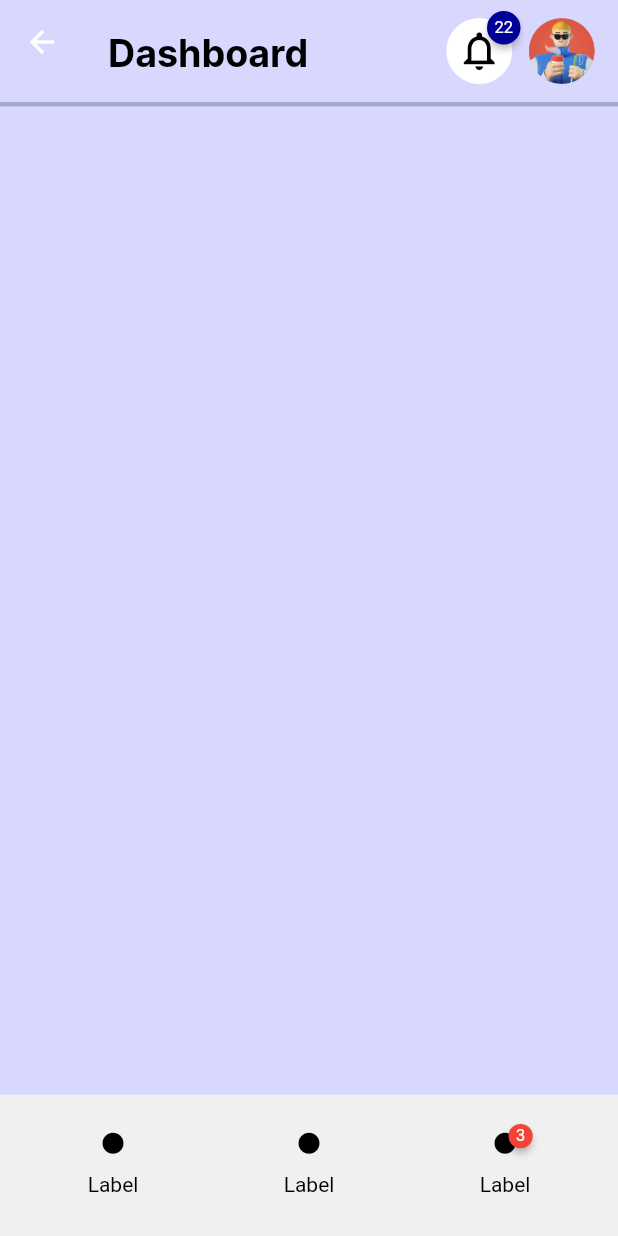
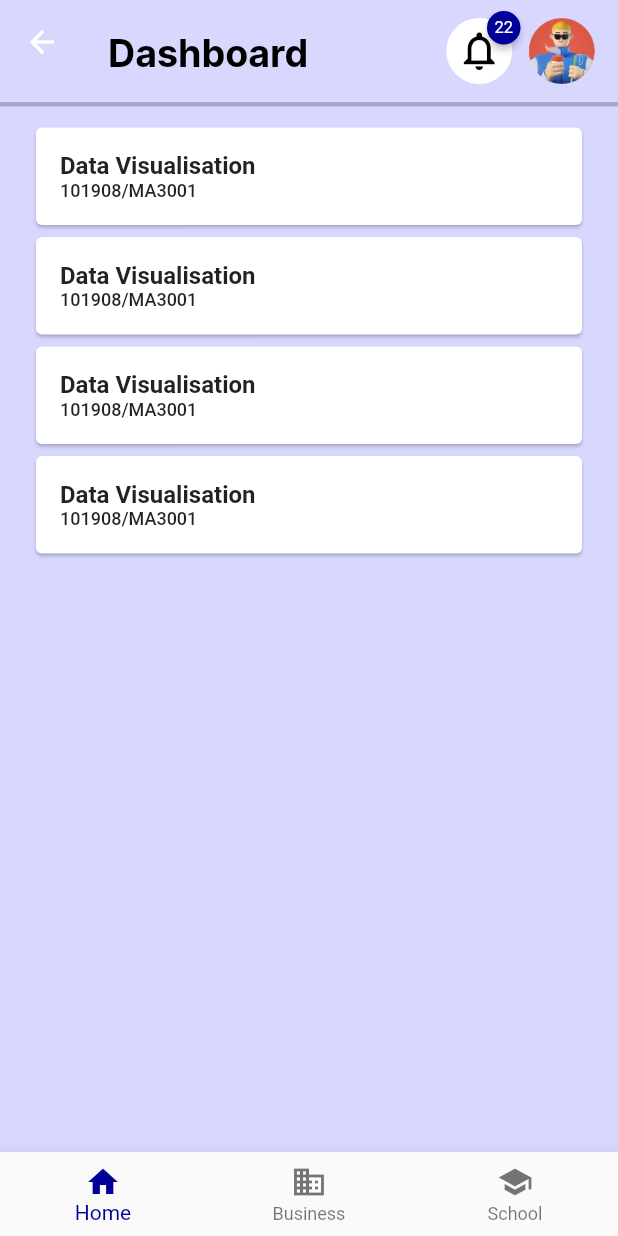
Before and after one commit to UnparallelStudios/Activv, a Flutter app: the Dashboard screen opened by its route, on a phone screen of 412 x 824 dp. Run offline on Flutter 3.47's test engine with Material 2 defaults, Android fonts, the phone set to English and light mode, and no system bars; drawn by our look-alikes of badges; our stand-ins replace flutter_spinkit.

Commit message:
modified navbar changed charts

```diff
--- a/lib/dashboard.dart
+++ b/lib/dashboard.dart
@@ -1,3 +1,4 @@
+import 'package:activv/widgets/chart.dart';
 import 'package:flutter/material.dart';
 import 'package:badges/badges.dart' as badges;
 
@@ -6,12 +7,36 @@ void main() => runApp(const MaterialApp(
       debugShowCheckedModeBanner: false,
     ));
 
-class Dashboard extends StatelessWidget {
+class Dashboard extends StatefulWidget {
   const Dashboard({super.key});
+
+  @override
+  State<Dashboard> createState() => _DashboardState();
+}
+
+class _DashboardState extends State<Dashboard> {
+  int _selectedIndex = 0;
+
+  void _onItemTapped(int index) {
+    setState(() {
+      _selectedIndex = index;
+    });
+  }
 
   @override
   Widget build(BuildContext context) {
     return Scaffold(
+        bottomNavigationBar: BottomNavigationBar(
+          items: const <BottomNavigationBarItem>[
+            BottomNavigationBarItem(icon: Icon(Icons.home), label: "Home"),
+            BottomNavigationBarItem(
+                icon: Icon(Icons.business), label: "Business"),
+            BottomNavigationBarItem(icon: Icon(Icons.school), label: "School")
+          ],
+          currentIndex: _selectedIndex,
+          selectedItemColor: const Color.fromRGBO(0, 0, 153, 1),
+          onTap: _onItemTapped,
+        ),
         appBar: AppBar(
           title: const Padding(
             padding: EdgeInsets.fromLTRB(0.0, 15.0, 0, 0),
@@ -107,98 +132,114 @@ class Dashboard extends StatelessWidget {
               child: Container(
                 padding: const EdgeInsets.fromLTRB(10.0, 10.0, 10.0, 10.0),
                 color: const Color.fromRGBO(216, 216, 255, 1),
+                child: ListView(
+                  children: <Widget>[
+                    Container(
+                      child: card,
+                    ),
+                    Container(
+                      child: card,
+                    ),
+                    Container(
+                      child: card,
+                    ),
+                    Container(
+                      child: card,
+                    )
+                  ],
+                ),
               ),
             ),
-            Expanded(
-              flex: 1,
-              child: Container(
-                  padding: const EdgeInsets.fromLTRB(10.0, 8.5, 10.0, 10.0),
-                  color: const Color.fromRGBO(240, 240, 240, 1),
-                  child: Row(
-                    mainAxisAlignment: MainAxisAlignment.spaceAround,
-                    children: <Widget>[
-                      Column(
-                        children: [
-                          TextButton(
-                            onPressed: () {},
-                            style: TextButton.styleFrom(
-                              foregroundColor:
-                                  const Color.fromARGB(255, 200, 152, 245),
-                              shape: const StadiumBorder(),
-                            ),
-                            child: const Icon(
-                              IconData(0xe105, fontFamily: 'MaterialIcons'),
-                              color: Colors.black,
-                              size: 17,
-                            ),
-                          ),
-                          const Text(
-                            'Label',
-                            style: TextStyle(
-                              color: Colors.black,
-                              height: 0.7,
-                            ),
-                          ),
-                        ],
-                      ),
-                      Column(
-                        children: [
-                          TextButton(
-                            onPressed: () {},
-                            style: TextButton.styleFrom(
-                                foregroundColor:
-                                    const Color.fromARGB(255, 200, 152, 245),
-                                shape: const StadiumBorder()),
-                            child: const Icon(
-                              IconData(0xe105, fontFamily: 'MaterialIcons'),
-                              color: Colors.black,
-                              size: 17,
-                            ),
-                          ),
-                          const Text(
-                            'Label',
-                            style: TextStyle(
-                              color: Colors.black,
-                              height: 0.7,
-                            ),
-                          ),
-                        ],
-                      ),
-                      Column(
-                        children: [
-                          TextButton(
-                            onPressed: () {},
-                            style: TextButton.styleFrom(
-                                foregroundColor:
-                                    const Color.fromARGB(255, 200, 152, 245),
-                                shape: const StadiumBorder()),
-                            child: badges.Badge(
-                              badgeContent: const SizedBox(
-                                  child: Center(
-                                child: Text('3',
-                                    style: TextStyle(
-                                        fontSize: 11, color: Colors.white)),
-                              )),
-                              position: badges.BadgePosition.topEnd(),
-                              child: const Icon(
-                                IconData(0xe105, fontFamily: 'MaterialIcons'),
-                                color: Colors.black,
-                                size: 17,
-                              ),
-                            ),
-                          ),
-                          const Text(
-                            'Label',
-                            style: TextStyle(
-                              color: Colors.black,
-                              height: 0.7,
-                            ),
-                          ),
-                        ],
-                      ),
-                    ],
-                  )),
-            )
+            // Expanded(
+            //   flex: 1,
+            //   child: Container(
+            //       padding: const EdgeInsets.fromLTRB(10.0, 8.5, 10.0, 10.0),
+            //       color: const Color.fromRGBO(240, 240, 240, 1),
+            //       child: Row(
+            //         mainAxisAlignment: MainAxisAlignment.spaceAround,
+            //         children: <Widget>[
+            //           Column(
+            //             children: [
+            //               TextButton(
+            //                 onPressed: () {},
+            //                 style: TextButton.styleFrom(
+            //                   foregroundColor:
+            //                       const Color.fromARGB(255, 200, 152, 245),
+            //                   shape: const StadiumBorder(),
+            //                 ),
+            //                 child: const Icon(
+            //                   IconData(0xe105, fontFamily: 'MaterialIcons'),
+            //                   color: Colors.black,
+            //                   size: 17,
+            //                 ),
+            //               ),
+            //               const Text(
+            //                 'Label',
+            //                 style: TextStyle(
+            //                   color: Colors.black,
+            //                   height: 0.7,
+            //                 ),
+            //               ),
+            //             ],
+            //           ),
+            //           Column(
+            //             children: [
+            //               TextButton(
+            //                 onPressed: () {},
+            //                 style: TextButton.styleFrom(
+            //                     foregroundColor:
+            //                         const Color.fromARGB(255, 200, 152, 245),
+            //                     shape: const StadiumBorder()),
+            //                 child: const Icon(
+            //                   IconData(0xe105, fontFamily: 'MaterialIcons'),
+            //                   color: Colors.black,
+            //                   size: 17,
+            //                 ),
+            //               ),
+            //               const Text(
+            //                 'Label',
+            //                 style: TextStyle(
+            //                   color: Colors.black,
+            //                   height: 0.7,
+            //                 ),
+            //               ),
+            //             ],
+            //           ),
+            //           Column(
+            //             children: [
+            //               TextButton(
+            //                 onPressed: () {},
+            //                 style: TextButton.styleFrom(
+            //                     foregroundColor:
+            //                         const Color.fromARGB(255, 200, 152, 245),
+            //                     shape: const StadiumBorder()),
+            //                 child: badges.Badge(
+            //                   badgeContent: const SizedBox(
+            //                       child: Center(
+            //                     child: Text('3',
+            //                         style: TextStyle(
+            //                             fontSize: 11, color: Colors.white)),
+            //                   )),
+            //                   position: badges.BadgePosition.topEnd(),
+            //                   child: const Icon(
+            //                     IconData(0xe105, fontFamily: 'MaterialIcons'),
+            //                     color: Colors.black,
+            //                     size: 17,
+            //                   ),
+            //                 ),
+            //               ),
+            //               const Text(
+            //                 'Label',
+            //                 style: TextStyle(
+            //                   color: Colors.black,
+            //                   height: 0.7,
+            //                 ),
+            //               ),
+            //             ],
+            //           ),
+            //         ],
+            //       )),
+            // )
           ],
         ));
   }
--- a/lib/widgets/chart.dart
+++ b/lib/widgets/chart.dart
@@ -1,6 +1,6 @@
 // import 'package:fl_chart/fl_chart.dart';
 import 'package:flutter/material.dart';
-import 'package:syncfusion_flutter_charts/charts.dart';
+// import 'package:syncfusion_flutter_charts/charts.dart';
 // import 'package:syncfusion_flutter_charts/sparkcharts.dart';
 
 void main() {
@@ -27,16 +27,15 @@ class MyApp extends StatelessWidget {
   }
 }
 
-Widget card = Expanded(
-    child: Padding(
-  padding: const EdgeInsets.symmetric(horizontal: 10),
+Widget card = const Padding(
+  padding: EdgeInsets.symmetric(horizontal: 10),
   child: Card(
     child: Padding(
-      padding: const EdgeInsets.fromLTRB(16, 16, 0, 16),
+      padding: EdgeInsets.fromLTRB(16, 16, 0, 16),
       child: Row(
         crossAxisAlignment: CrossAxisAlignment.start,
         children: [
-          const Column(
+          Column(
             crossAxisAlignment: CrossAxisAlignment.start,
             mainAxisAlignment: MainAxisAlignment.start,
             children: [
@@ -50,67 +49,67 @@ Widget card = Expanded(
               )
             ],
           ),
-          Expanded(
-            child: Column(
-              crossAxisAlignment: CrossAxisAlignment.center,
-              children: [
-                Stack(
-                  alignment: Alignment.center,
-                  children: [
-                    SizedBox(
-                      height: 200,
-                      width: 200,
-                      child: SfCircularChart(
-                        palette: const [
-                          Color.fromARGB(255, 253, 216, 111),
-                        ],
-                        series: <CircularSeries>[
-                          DoughnutSeries<GDPData, String>(
-                              innerRadius: '60%',
-                              dataSource: getChartData(),
-                              xValueMapper: (GDPData data, _) => data.continent,
-                              yValueMapper: (GDPData data, _) => data.gdp)
-                        ],
-                      ),
-                    ),
-                    SizedBox(
-                      height: 200,
-                      width: 200,
-                      child: SfCircularChart(
-                        palette: const [
-                          Color.fromARGB(255, 253, 216, 111),
-                          Color.fromARGB(255, 143, 133, 255)
-                        ],
-                        series: <CircularSeries>[
-                          DoughnutSeries<GDPData, String>(
-                              innerRadius: "60%",
-                              cornerStyle: CornerStyle.bothCurve,
-                              dataSource: getChartData(),
-                              xValueMapper: (GDPData data, _) => data.continent,
-                              yValueMapper: (GDPData data, _) => data.gdp)
-                        ],
-                      ),
-                    ),
-                    const Column(
-                      children: [
-                        Text("total"),
-                        Text(
-                          "50%",
-                          style: TextStyle(
-                              fontSize: 18, fontWeight: FontWeight.w600),
-                        )
-                      ],
-                    ),
-                  ],
-                )
-              ],
-            ),
-          )
+          // Expanded(
+          //   child: Column(
+          //     crossAxisAlignment: CrossAxisAlignment.center,
+          //     children: [
+          //       Stack(
+          //         alignment: Alignment.center,
+          //         children: [
+          //           SizedBox(
+          //             height: 200,
+          //             width: 200,
+          //             child: SfCircularChart(
+          //               palette: const [
+          //                 Color.fromARGB(255, 253, 216, 111),
+          //               ],
+          //               series: <CircularSeries>[
+          //                 DoughnutSeries<GDPData, String>(
+          //                     innerRadius: '60%',
+          //                     dataSource: getChartData(),
+          //                     xValueMapper: (GDPData data, _) => data.continent,
+          //                     yValueMapper: (GDPData data, _) => data.gdp)
+          //               ],
+          //             ),
+          //           ),
+          //           SizedBox(
+          //             height: 200,
+          //             width: 200,
+          //             child: SfCircularChart(
+          //               palette: const [
+          //                 Color.fromARGB(255, 253, 216, 111),
+          //                 Color.fromARGB(255, 143, 133, 255)
+          //               ],
+          //               series: <CircularSeries>[
+          //                 DoughnutSeries<GDPData, String>(
+          //                     innerRadius: "60%",
+          //                     cornerStyle: CornerStyle.bothCurve,
+          //                     dataSource: getChartData(),
+          //                     xValueMapper: (GDPData data, _) => data.continent,
+          //                     yValueMapper: (GDPData data, _) => data.gdp)
+          //               ],
+          //             ),
+          //           ),
+          //           const Column(
+          //             children: [
+          //               Text("total"),
+          //               Text(
+          //                 "50%",
+          //                 style: TextStyle(
+          //                     fontSize: 18, fontWeight: FontWeight.w600),
+          //               )
+          //             ],
+          //           ),
+          //         ],
+          //       )
+          //     ],
+          //   ),
+          // )
         ],
       ),
     ),
   ),
-));
+);
 
 class GDPData {
   GDPData(this.continent, this.gdp);
```
